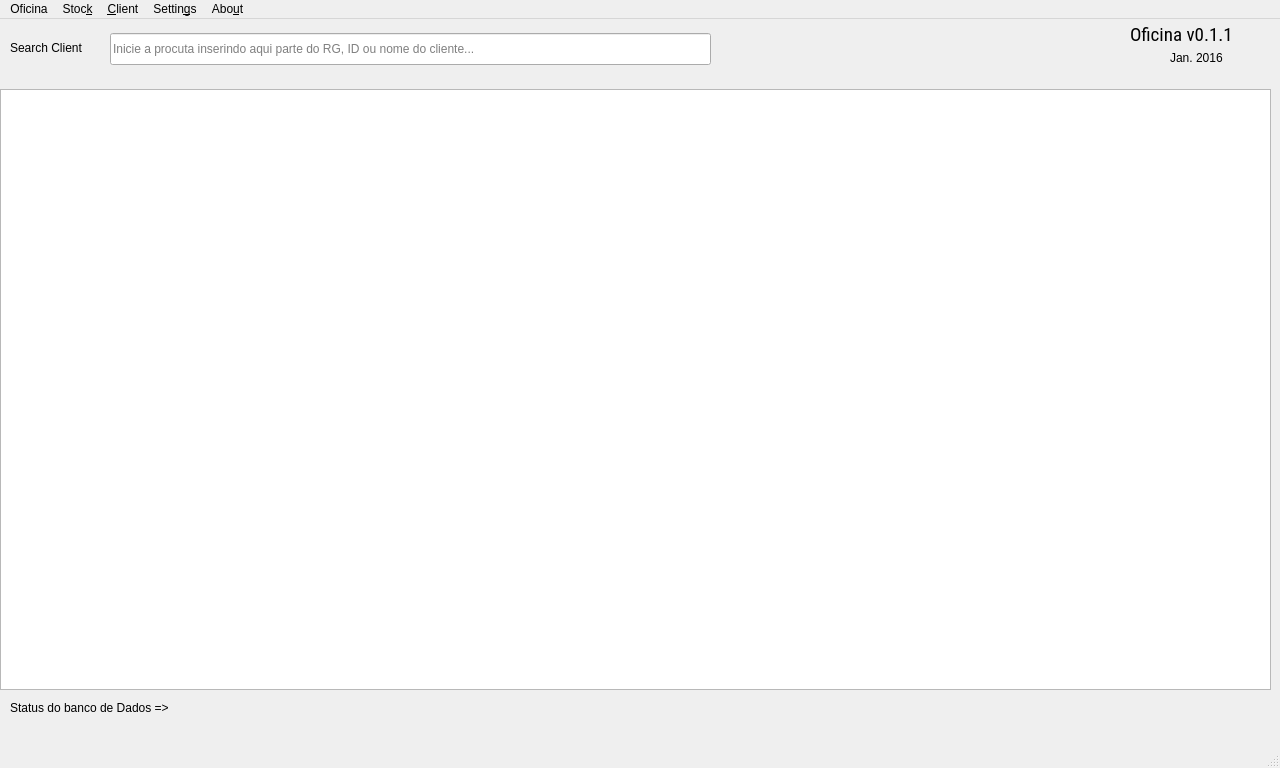
This is Main_Window.ui in bedi1982/Oficina as Qt 5 draws it before an edit. The edited form follows.
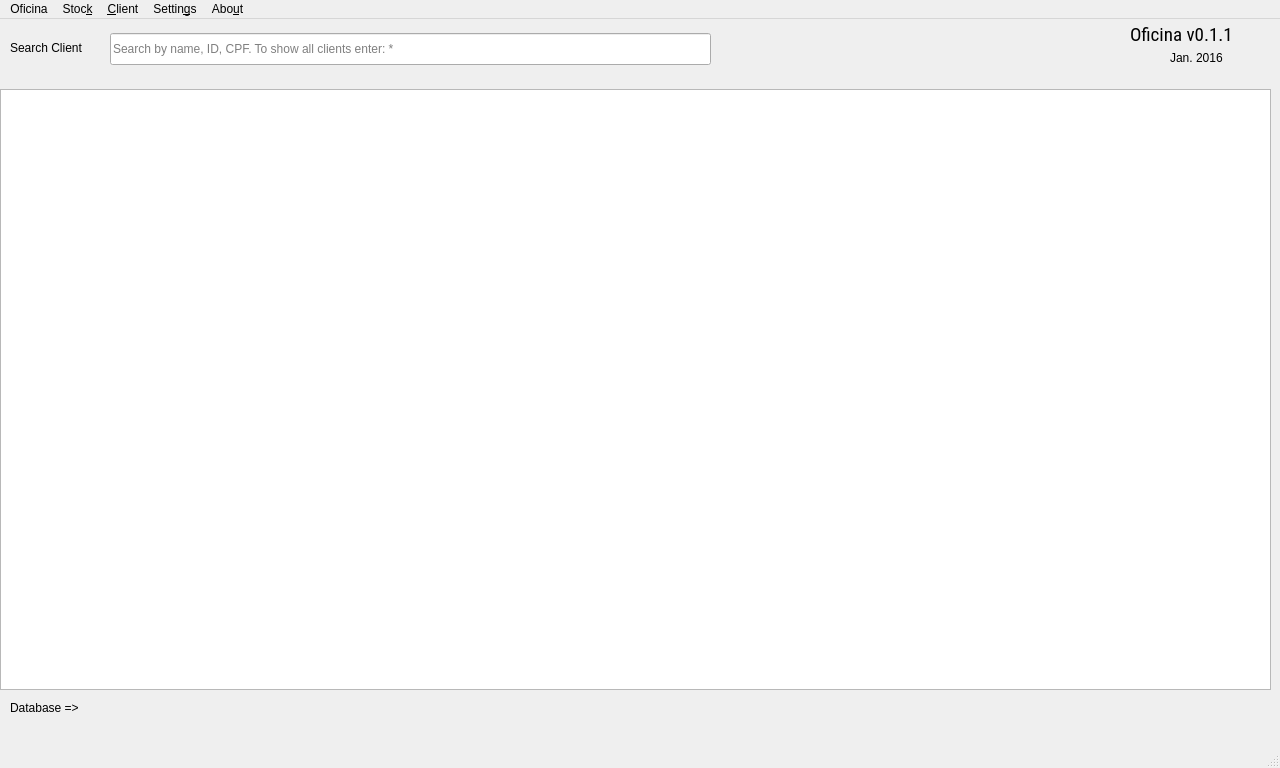
This is the edited form.

```diff
--- a/Main_Window.ui
+++ b/Main_Window.ui
@@ -94,7 +94,7 @@
      </rect>
     </property>
     <property name="text">
-     <string>Status do banco de Dados =&gt; </string>
+     <string>Database =&gt; </string>
     </property>
    </widget>
    <widget class="QLabel" name="lbl_emoticonStatusConexao">
@@ -163,7 +163,7 @@
      <number>30</number>
     </property>
     <property name="placeholderText">
-     <string>Inicie a procuta inserindo aqui parte do RG, ID ou nome do cliente...</string>
+     <string>Search by name, ID, CPF. To show all clients enter: *</string>
     </property>
    </widget>
    <widget class="QLabel" name="lbl_Date">
```
